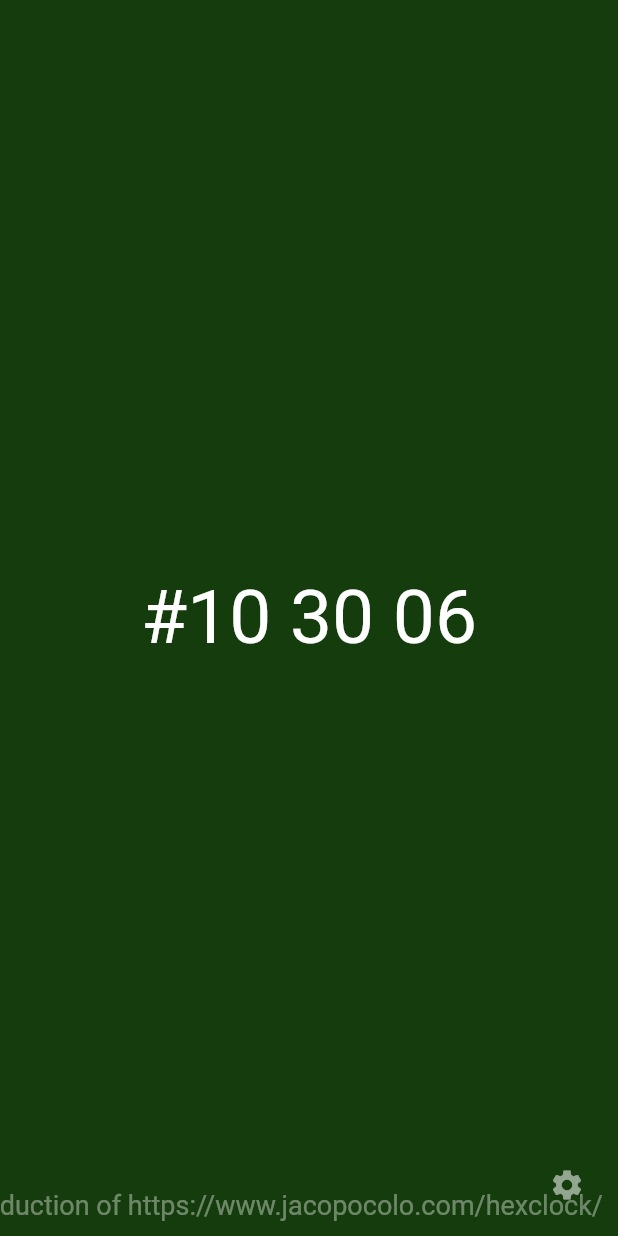
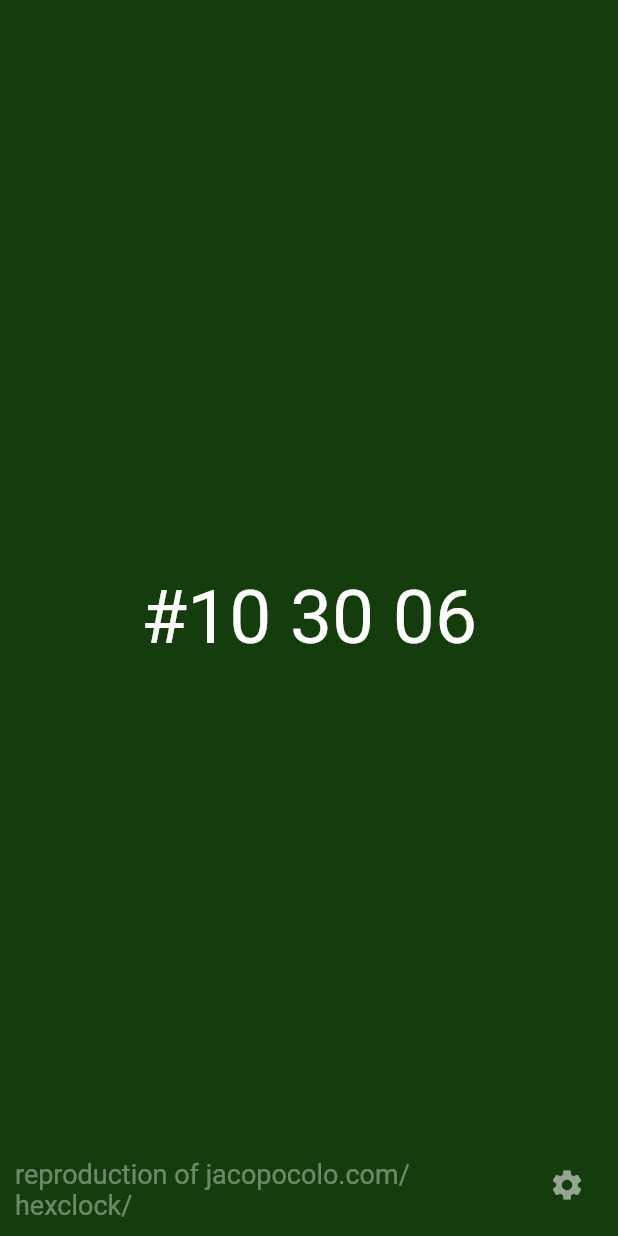
Before and after one commit to Germain-L/hecksclock, a Flutter app: the screen it shows after launch, on a phone screen of 412 x 824 dp. Run offline on Flutter 3.47's test engine with Material 2 defaults, Android fonts, the phone set to English and light mode, and no system bars; drawn by our look-alikes of auto_size_text.

Commit message:
resize text if needed

```diff
--- a/lib/clock.dart
+++ b/lib/clock.dart
@@ -1,5 +1,6 @@
 import 'dart:async';
 
+import 'package:auto_size_text/auto_size_text.dart';
 import 'package:flutter/material.dart';
 class Clock extends StatefulWidget {
   @override
@@ -115,9 +116,12 @@ class _ClockState extends State<Clock> {
             ),
 
             Positioned(
-              right: 10,
+              left: 10,
               bottom: 10,
-              child: Text("not my idea, reproduction of https://www.jacopocolo.com/hexclock/", style: TextStyle(color: Colors.white38, fontSize: 18),),
+              child: Container(
+                width: MediaQuery.of(context).size.width*0.8,
+                child: AutoSizeText("reproduction of jacopocolo.com/hexclock/", style: TextStyle(color: Colors.white38, fontSize: 18),)
+              ),
             ),
 
             Positioned(
```
